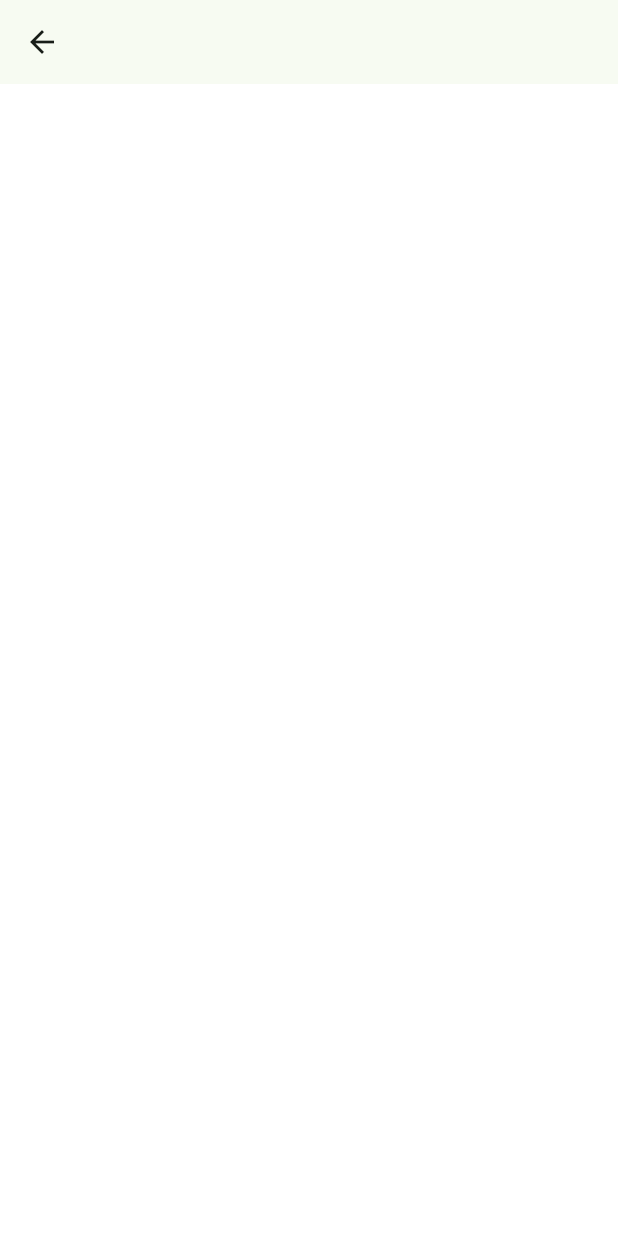
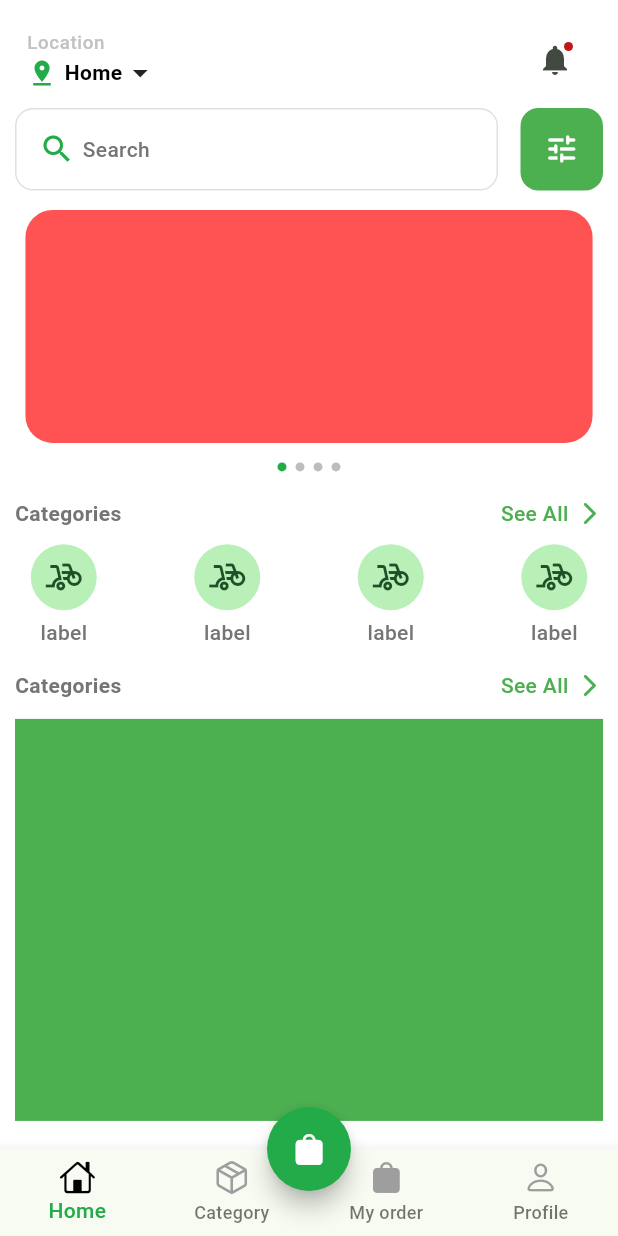
Before and after one commit to shuhaibkt02/easy_cart, a Flutter app: the HomeScreen screen opened directly, on a phone screen of 412 x 824 dp. Run offline on Flutter 3.47's test engine with Material 3 defaults, Android fonts, the phone set to English and light mode, and no system bars; our stand-ins replace flutter_bloc, fpdart, get_it, image_picker, supabase_flutter; accounts and stored records are empty.

Commit message:
home page area completed

```diff
--- /dev/null
+++ b/lib/feature/home/presentation/screen/home_page.dart
@@ -0,0 +1,42 @@
+import 'package:easy_cart/feature/home/presentation/widget/category_area.dart';
+import 'package:easy_cart/feature/home/presentation/widget/custom_app_bar.dart';
+import 'package:easy_cart/feature/home/presentation/widget/custom_casuoal.dart';
+import 'package:easy_cart/feature/home/presentation/widget/recommend_area.dart';
+import 'package:easy_cart/feature/home/presentation/widget/search_button.dart';
+import 'package:easy_cart/utils/extension/size_extention.dart';
+import 'package:easy_cart/utils/extension/sizebox_extentions.dart';
+import 'package:easy_cart/utils/extension/theme_extention.dart';
+import 'package:flutter/material.dart';
+
+class HomePage extends StatelessWidget {
+  const HomePage({
+    super.key,
+  });
+
+  @override
+  Widget build(BuildContext context) {
+    final textTheme = ThemeExt(context).textTheme;
+    final color = ThemeExt(context).color;
+    double width = DisplaySize(context).widthTo;
+    ScrollController scrollController = ScrollController();
+    return SingleChildScrollView(
+      controller: scrollController,
+      child: Padding(
+        padding: const EdgeInsets.symmetric(horizontal: 10.0),
+        child: Column(
+          children: [
+            8.height,
+            CustomAppBar(textTheme: textTheme, color: color),
+            CustomSearch(color: color),
+            8.height,
+            CustomCausol(width: width),
+            10.height,
+            CategorieArea(textTheme: textTheme),
+            10.height,
+            RecommendArea(textTheme: textTheme),
+          ],
+        ),
+      ),
+    );
+  }
+}
--- a/lib/feature/home/presentation/screen/home_screen.dart
+++ b/lib/feature/home/presentation/screen/home_screen.dart
@@ -1,3 +1,7 @@
+import 'package:easy_cart/feature/home/presentation/screen/home_page.dart';
+import 'package:easy_cart/feature/home/presentation/widget/bottom_nav_bar.dart';
+import 'package:easy_cart/utils/extension/theme_extention.dart';
+import 'package:flutter/cupertino.dart';
 import 'package:flutter/material.dart';
 
 class HomeScreen extends StatelessWidget {
@@ -5,9 +9,45 @@ class HomeScreen extends StatelessWidget {
 
   @override
   Widget build(BuildContext context) {
-    return Scaffold(
-      appBar: AppBar(),
-      body: Container(),
+    ValueNotifier<int> selectedIndex = ValueNotifier<int>(0);
+    final color = ThemeExt(context).color;
+    List<Widget> pages = [
+      const HomePage(),
+      Container(color: Colors.blue),
+      Container(),
+      Container(),
+    ];
+    return ValueListenableBuilder(
+      valueListenable: selectedIndex,
+      builder: (context, val, _) {
+        return Scaffold(
+          body: SafeArea(
+            child: pages[selectedIndex.value],
+          ),
+          floatingActionButton: customFloatingButton(color),
+          floatingActionButtonLocation:
+              FloatingActionButtonLocation.miniCenterDocked,
+          bottomNavigationBar: CustomBottonNav(
+            selectIndex: selectedIndex.value,
+            onTap: (p0) => selectedIndex.value = p0,
+          ),
+        );
+      },
+    );
+  }
+
+  FloatingActionButton customFloatingButton(ColorScheme color) {
+    return FloatingActionButton(
+      tooltip: 'Cart',
+      backgroundColor: color.primary,
+      shape: const CircleBorder(),
+      onPressed: () {
+        // push cart
+      },
+      child: const Icon(
+        CupertinoIcons.bag_fill,
+        color: Colors.white,
+      ),
     );
   }
 }
--- /dev/null
+++ b/lib/feature/home/presentation/widget/bottom_icon.dart
@@ -0,0 +1,35 @@
+import 'package:easy_cart/utils/extension/theme_extention.dart';
+import 'package:flutter/material.dart';
+
+class BottonIcon extends StatelessWidget {
+  final IconData icon;
+  final Color color;
+  final String iconName;
+  final VoidCallback onTap;
+  const BottonIcon({
+    super.key,
+    required this.icon,
+    required this.iconName,
+    required this.onTap,
+    required this.color,
+  });
+
+  @override
+  Widget build(BuildContext context) {
+    final textTheme = ThemeExt(context).textTheme;
+    return InkWell(
+      onTap: onTap,
+      child: Column(
+        mainAxisAlignment: MainAxisAlignment.center,
+        children: [
+          Icon(
+            icon,
+            size: 30,
+            color: color,
+          ),
+          Text(iconName, style: textTheme.bodySmall?.copyWith(color: color)),
+        ],
+      ),
+    );
+  }
+}
--- /dev/null
+++ b/lib/feature/home/presentation/widget/bottom_nav_bar.dart
@@ -0,0 +1,80 @@
+import 'package:flutter/cupertino.dart';
+import 'package:flutter/material.dart';
+
+class BottomNavModel {
+  final String iconName;
+  final IconData icon;
+  // bool isSelected;
+
+  BottomNavModel({
+    required this.iconName,
+    required this.icon,
+    // required this.isSelected,
+  });
+}
+
+List<BottomNavModel> bottomList = [
+  BottomNavModel(
+    iconName: 'Home',
+    icon: CupertinoIcons.house,
+    // isSelected: true,
+  ),
+  BottomNavModel(
+    iconName: 'Category',
+    icon: CupertinoIcons.cube_box,
+    // isSelected: false,
+  ),
+  BottomNavModel(
+    iconName: 'My order',
+    icon: CupertinoIcons.bag_fill,
+    // isSelected: false,
+  ),
+  BottomNavModel(
+    iconName: 'Profile',
+    icon: CupertinoIcons.person,
+    // isSelected: false,
+  ),
+];
+
+class CustomBottonNav extends StatelessWidget {
+  const CustomBottonNav({
+    super.key,
+    required this.selectIndex,
+    this.onTap,
+  });
+
+  final int selectIndex;
+  final void Function(int)? onTap;
+
+  @override
+  Widget build(BuildContext context) {
+    return BottomNavigationBar(
+      type: BottomNavigationBarType.fixed,
+      onTap: onTap,
+      currentIndex: selectIndex,
+      items: [
+        ...List.generate(
+          bottomList.length,
+          (index) {
+            final backet = bottomList[index];
+            Color color = (index == selectIndex) ? Colors.black : Colors.grey;
+
+            return BottomNavigationBarItem(
+              icon: Icon(
+                backet.icon,
+                color: color,
+              ),
+              label: backet.iconName,
+            );
+          },
+        ),
+        // BottomNavigationBarItem(
+        //     icon: Icon(CupertinoIcons.cube_box), label: 'category'),
+        // BottomNavigationBarItem(
+        //     icon: Icon(CupertinoIcons.bag_fill), label: 'My order'),
+        // BottomNavigationBarItem(
+        //     icon: Icon(CupertinoIcons.person), label: 'profile'),
+      ],
+    );
+  }
+}
--- /dev/null
+++ b/lib/feature/home/presentation/widget/category_area.dart
@@ -0,0 +1,114 @@
+import 'package:easy_cart/utils/extension/sizebox_extentions.dart';
+import 'package:flutter/material.dart';
+
+class CategorieArea extends StatelessWidget {
+  final TextTheme textTheme;
+  final ColorScheme? color;
+  const CategorieArea({
+    super.key,
+    required this.textTheme,
+    this.color,
+  });
+
+  @override
+  Widget build(BuildContext context) {
+    return Column(
+      children: [
+        LabelAndSeeAll(
+          label: 'Categories',
+          onTap: () {},
+          textTheme: textTheme,
+        ),
+        5.height,
+        Row(
+          mainAxisAlignment: MainAxisAlignment.spaceBetween,
+          children: List.generate(
+            4,
+            (index) => CategoryCard(
+              image: '',
+              label: 'label',
+              ontap: () {},
+            ),
+          ),
+        ),
+      ],
+    );
+  }
+}
+
+class CategoryCard extends StatelessWidget {
+  final String image, label;
+  final VoidCallback ontap;
+  const CategoryCard({
+    super.key,
+    required this.image,
+    required this.label,
+    required this.ontap,
+  });
+
+  @override
+  Widget build(BuildContext context) {
+    return GestureDetector(
+      onTap: ontap,
+      child: SizedBox(
+        height: 80,
+        width: 65,
+        child: Column(
+          mainAxisAlignment: MainAxisAlignment.center,
+          children: [
+            const CircleAvatar(
+              radius: 22,
+              child: Icon(Icons.bike_scooter_outlined),
+            ),
+            5.height,
+            Text(label),
+          ],
+        ),
+      ),
+    );
+  }
+}
+
+class LabelAndSeeAll extends StatelessWidget {
+  final String label;
+  final VoidCallback onTap;
+  final TextTheme textTheme;
+
+  const LabelAndSeeAll({
+    super.key,
+    required this.label,
+    required this.onTap,
+    required this.textTheme,
+  });
+
+  @override
+  Widget build(BuildContext context) {
+    return Row(
+      mainAxisAlignment: MainAxisAlignment.spaceBetween,
+      children: [
+        Text(
+          label,
+          style: textTheme.bodyMedium
+              ?.copyWith(fontWeight: FontWeight.w600, fontSize: 14),
+        ),
+        GestureDetector(
+          onTap: onTap,
+          child: Row(
+            children: [
+              const Text(
+                'See All',
+                style: TextStyle(color: Colors.green),
+              ),
+              5.width,
+              const Icon(
+                Icons.arrow_forward_ios_rounded,
+                color: Colors.green,
+                size: 18,
+              ),
+            ],
+          ),
+        )
+      ],
+    );
+  }
+}
--- /dev/null
+++ b/lib/feature/home/presentation/widget/custom_app_bar.dart
@@ -0,0 +1,55 @@
+import 'package:easy_cart/utils/extension/sizebox_extentions.dart';
+import 'package:flutter/material.dart';
+
+class CustomAppBar extends StatelessWidget {
+  final TextTheme textTheme;
+  final ColorScheme color;
+  const CustomAppBar({
+    super.key,
+    required this.textTheme,
+    required this.color,
+  });
+
+  @override
+  Widget build(BuildContext context) {
+    return Padding(
+      padding: const EdgeInsets.all(8.0),
+      child: Row(
+        mainAxisAlignment: MainAxisAlignment.spaceBetween,
+        children: [
+          Column(
+            crossAxisAlignment: CrossAxisAlignment.start,
+            children: [
+              Text('Location', style: textTheme.bodySmall),
+              Row(
+                crossAxisAlignment: CrossAxisAlignment.center,
+                mainAxisSize: MainAxisSize.min,
+                children: [
+                  Icon(
+                    Icons.pin_drop,
+                    size: 20,
+                    color: color.primary,
+                  ),
+                  5.width,
+                  Text(
+                    'Home',
+                    style: textTheme.bodyMedium?.copyWith(
+                        fontWeight: FontWeight.w600, color: Colors.black),
+                  ),
+                  const Icon(Icons.arrow_drop_down_outlined)
+                ],
+              ),
+            ],
+          ),
+          IconButton(
+            onPressed: () {},
+            icon: const Badge(
+              isLabelVisible: true,
+              child: Icon(Icons.notifications),
+            ),
+          ),
+        ],
+      ),
+    );
+  }
+}
--- /dev/null
+++ b/lib/feature/home/presentation/widget/custom_casuoal.dart
@@ -0,0 +1,53 @@
+import 'package:easy_cart/feature/onboarding/presentation/widget/dot_indicator.dart';
+import 'package:flutter/material.dart';
+
+class CustomCausol extends StatelessWidget {
+  const CustomCausol({
+    super.key,
+    required this.width,
+  });
+
+  final double width;
+
+  @override
+  Widget build(BuildContext context) {
+    ValueNotifier<int> activeIndex = ValueNotifier<int>(0);
+    PageController controller = PageController(viewportFraction: 0.99);
+    return SizedBox(
+      height: width / 2.2,
+      child: ValueListenableBuilder(
+          valueListenable: activeIndex,
+          builder: (context, va, _) {
+            return Column(
+              children: [
+                Expanded(
+                  child: SizedBox(
+                    child: PageView.builder(
+                      onPageChanged: (value) => activeIndex.value = value,
+                      controller: controller,
+                      scrollDirection: Axis.horizontal,
+                      itemBuilder: (context, index) => Padding(
+                        padding: const EdgeInsets.all(5.0),
+                        child: Container(
+                          // width: width / 2.5,
+                          decoration: BoxDecoration(
+                            color: Colors.accents[index],
+                            borderRadius: BorderRadius.circular(18),
+                          ),
+                        ),
+                      ),
+                      itemCount: 4,
+                    ),
+                  ),
+                ),
+                Align(
+                  alignment: Alignment.center,
+                  child: CustomDotIndicator(
+                      activeIndex: activeIndex.value, total: 4),
+                ),
+              ],
+            );
+          }),
+    );
+  }
+}
--- /dev/null
+++ b/lib/feature/home/presentation/widget/recommend_area.dart
@@ -0,0 +1,37 @@
+import 'package:easy_cart/feature/home/presentation/widget/category_area.dart';
+import 'package:easy_cart/utils/extension/sizebox_extentions.dart';
+import 'package:flutter/material.dart';
+
+class RecommendArea extends StatelessWidget {
+  final TextTheme textTheme;
+  final ColorScheme? color;
+
+  const RecommendArea({
+    super.key,
+    required this.textTheme,
+    this.color,
+  });
+
+  @override
+  Widget build(BuildContext context) {
+    return Container(
+      // color: Colors.green,
+      height: 300,
+      child: Column(
+        children: [
+          LabelAndSeeAll(
+            label: 'Categories',
+            onTap: () {},
+            textTheme: textTheme,
+          ),
+          12.height,
+          Expanded(
+            child: Container(
+              color: Colors.green,
+            ),
+          )
+        ],
+      ),
+    );
+  }
+}
--- /dev/null
+++ b/lib/feature/home/presentation/widget/search_button.dart
@@ -0,0 +1,52 @@
+import 'package:easy_cart/utils/extension/sizebox_extentions.dart';
+import 'package:flutter/material.dart';
+
+class CustomSearch extends StatelessWidget {
+  const CustomSearch({
+    super.key,
+    required this.color,
+  });
+
+  final ColorScheme color;
+
+  @override
+  Widget build(BuildContext context) {
+    return Row(
+      mainAxisAlignment: MainAxisAlignment.spaceBetween,
+      children: [
+        Expanded(
+          flex: 3,
+          child: Container(
+            width: 150,
+            height: 55,
+            padding: const EdgeInsets.symmetric(horizontal: 15),
+            decoration: BoxDecoration(
+              // color: Colors.red,
+              border: Border.all(
+                color: Colors.grey.shade300,
+              ),
+              borderRadius: BorderRadius.circular(12),
+            ),
+            child: Row(
+              children: [
+                Icon(Icons.search, color: color.primary),
+                5.width,
+                const Text('Search')
+              ],
+            ),
+          ),
+        ),
+        15.width,
+        Container(
+          height: 55,
+          width: 55,
+          decoration: BoxDecoration(
+            color: Colors.green,
+            borderRadius: BorderRadius.circular(12),
+          ),
+          child: const Icon(Icons.tune_rounded, color: Colors.white),
+        )
+      ],
+    );
+  }
+}
--- a/lib/feature/onboarding/presentation/widget/dot_indicator.dart
+++ b/lib/feature/onboarding/presentation/widget/dot_indicator.dart
@@ -5,7 +5,9 @@ class DotIndicator extends StatelessWidget {
   const DotIndicator({
     super.key,
     required this.width,
-    required this.selectedIndex, required this.previousTap, required this.forwardTap,
+    required this.selectedIndex,
+    required this.previousTap,
+    required this.forwardTap,
   });
 
   final double width;
@@ -39,7 +41,7 @@ class DotIndicator extends StatelessWidget {
                 ),
               ),
             if (selectedIndex == 0) const SizedBox(width: 50),
-            _DotIndicator(
+            CustomDotIndicator(
               activeIndex: selectedIndex,
             ),
             InkWell(
@@ -60,15 +62,22 @@ class DotIndicator extends StatelessWidget {
   }
 }
 
-class _DotIndicator extends StatelessWidget {
+class CustomDotIndicator extends StatelessWidget {
   final int activeIndex;
-  const _DotIndicator({required this.activeIndex});
+  final int? total;
+  const CustomDotIndicator({
+    super.key,
+    required this.activeIndex,
+    this.total,
+  });
 
   @override
   Widget build(BuildContext context) {
     return Row(
+      crossAxisAlignment: CrossAxisAlignment.center,
+      mainAxisAlignment: MainAxisAlignment.center,
       children: List.generate(
-        3,
+        total ?? 3,
         (index) {
           bool isActive = activeIndex == index;
 
--- a/lib/main.dart
+++ b/lib/main.dart
@@ -1,5 +1,5 @@
 import 'package:easy_cart/feature/auth/presentation/logic/Auth/auth_bloc.dart';
-import 'package:easy_cart/feature/onboarding/presentation/screen/splash_screen.dart';
+import 'package:easy_cart/feature/home/presentation/screen/home_screen.dart';
 import 'package:easy_cart/utils/core/custom_theme.dart';
 import 'package:easy_cart/utils/core/init_depentency.dart';
 import 'package:flutter/material.dart';
@@ -29,7 +29,7 @@ class MyApp extends StatelessWidget {
       debugShowCheckedModeBanner: false,
       theme: appTheme,
       title: 'Easy Cart',
-      home: const SplashScreen(),
+      home: const HomeScreen(),
     );
   }
 }
--- a/lib/utils/core/custom_theme.dart
+++ b/lib/utils/core/custom_theme.dart
@@ -4,6 +4,7 @@ ThemeData appTheme = ThemeData(
   scaffoldBackgroundColor: Colors.white,
   colorScheme: ColorScheme.fromSeed(
     seedColor: mainColor,
+    primary: mainColor,
   ),
   inputDecorationTheme: InputDecorationTheme(
     helperStyle: TextStyle(color: Colors.grey.shade400),
--- /dev/null
+++ b/lib/utils/extension/size_extention.dart
@@ -0,0 +1,8 @@
+import 'package:flutter/material.dart';
+
+extension DisplaySize on BuildContext {
+  Size get _mediaQuery => MediaQuery.sizeOf(this);
+
+  double get heightTo => _mediaQuery.height;
+  double get widthTo => _mediaQuery.width;
+}
--- /dev/null
+++ b/lib/utils/extension/sizebox_extentions.dart
@@ -0,0 +1,6 @@
+import 'package:flutter/material.dart';
+
+extension SizeBoxExt on num {
+  SizedBox get height => SizedBox(height: toDouble());
+  SizedBox get width => SizedBox(width: toDouble());
+}
--- /dev/null
+++ b/lib/utils/extension/theme_extention.dart
@@ -0,0 +1,18 @@
+import 'package:flutter/material.dart';
+
+extension ThemeExt on BuildContext {
+  TextTheme get _textTheme => Theme.of(this).textTheme;
+
+  TextTheme get textTheme => _textTheme;
+
+  /// Color extension
+  ColorScheme get _color => Theme.of(this).colorScheme;
+  Color get _primary => Theme.of(this).colorScheme.primary;
+  Color get _secondary => Theme.of(this).colorScheme.secondary;
+  Color get _background => Theme.of(this).colorScheme.background;
+
+  ColorScheme get color => _color;
+  Color get primary => _primary;
+  Color get secondary => _secondary;
+  Color get background => _background;
+}
```
